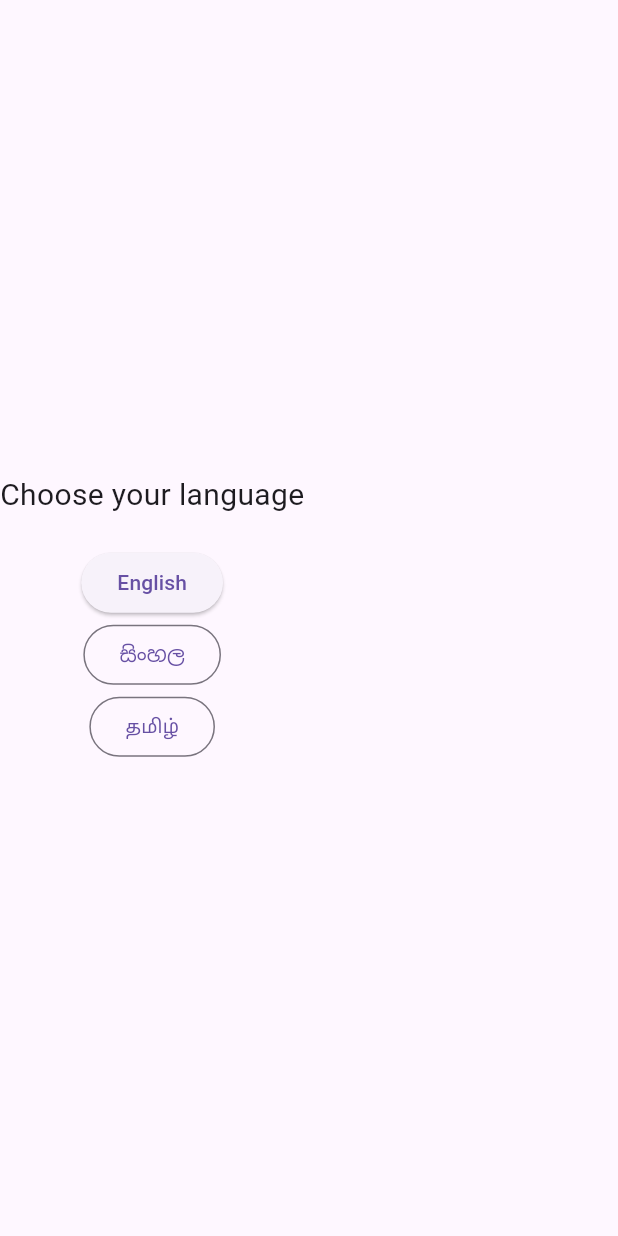
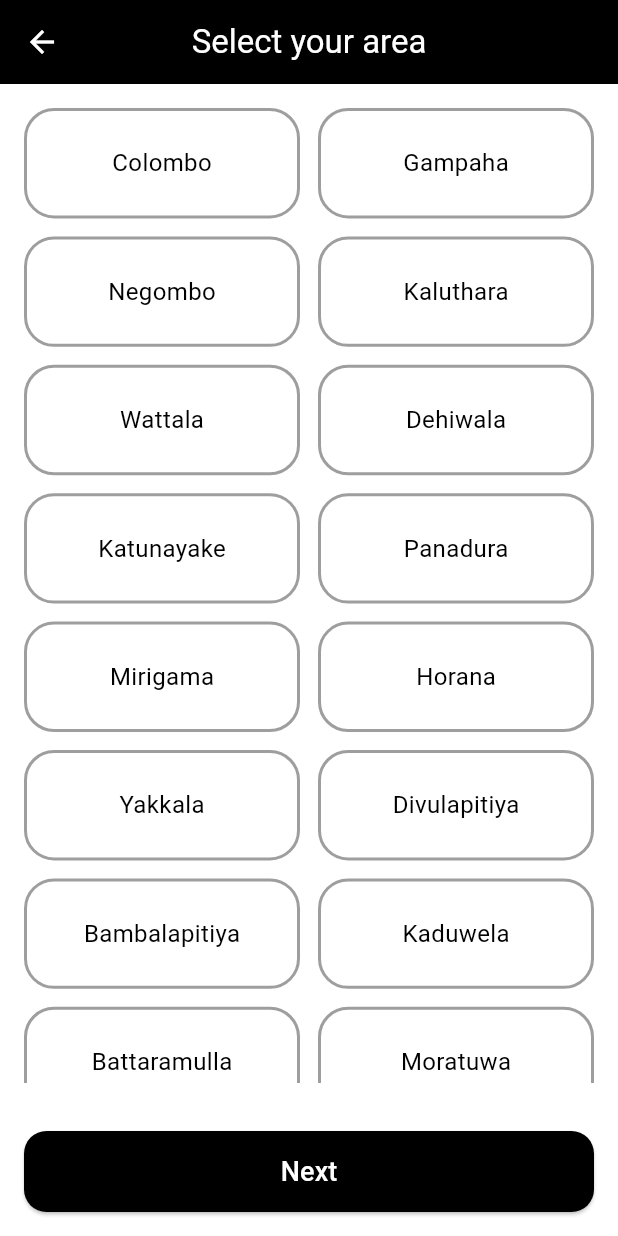
Before and after one commit to HeshSlater/navi_go, a Flutter app: the LanguageScreen screen opened directly, after a tap on "English", on a phone screen of 412 x 824 dp. Run offline on Flutter 3.47's test engine with Material 3 defaults, Android fonts, the phone set to English and light mode, and no system bars; Roboto replaces fonts that are missing (Poppins).

Commit message:
Updated the welcome page, made the language page and area page.

```diff
--- a/lib/screens/area.dart
+++ b/lib/screens/area.dart
@@ -0,0 +1,139 @@
+import 'package:flutter/material.dart';
+
+/// Translations for areas
+final Map<String, List<String>> areaTranslations = {
+  "en": [
+    "Colombo", "Gampaha", "Negombo", "Kaluthara", "Wattala",
+    "Dehiwala", "Katunayake", "Panadura", "Mirigama", "Horana",
+    "Yakkala", "Divulapitiya", "Bambalapitiya", "Kaduwela",
+    "Battaramulla", "Moratuwa", "Maharagama", "Kelaniya",
+    "Homagama", "Borella", "Aluthgama", "Ja-Ela",
+    "Dodangoda", "Minuwangoda", "Biyagama"
+  ],
+  "si": [
+    "කොළඹ", "ගම්පහ", "නේගොම්බෝ", "කළුතර", "වැටල",
+    "දෙහිවල", "කතුනායක", "පානදුර", "මිරිගම", "හොරන",
+    "යක්කල", "දිවුලපිටිය", "බම්බලපිටිය", "කඩුවැල",
+    "බත්තරමුල්ල", "මොරටුව", "මහරගම", "කැලණිය",
+    "හොමාගම", "බොරැල්ල", "අලුත්ගම", "ජාඇල",
+    "දොඩන්ගොඩ", "මිනුවන්ගොඩ", "බියගම"
+  ],
+  "ta": [
+    "கொழும்பு", "கம்பஹா", "நெகோம்போ", "களுத்துறை", "வட்டள",
+    "தேஹிவளை", "கடுநாயக்க", "பானதுர", "மிரிகம", "ஹோரண",
+    "யக்கல", "திவுலபிடிய", "பம்பலப்பிட்டிய", "கடுவெல",
+    "பத்தரமுல்ல", "மொரட்டுவ", "மகரகம", "கேளணிய",
+    "ஹோமாகம", "பொரெல்ல", "அலுத்தகம", "ஜா-எல",
+    "தொடங்கொட", "மினுவன்கொட", "பியகம"
+  ],
+};
+
+class AreaScreen extends StatefulWidget {
+  final String language; // "en", "si", "ta"
+
+  const AreaScreen({super.key, required this.language});
+
+  @override
+  State<AreaScreen> createState() => _AreaScreenState();
+}
+
+class _AreaScreenState extends State<AreaScreen> {
+  String? selectedArea;
+
+  @override
+  Widget build(BuildContext context) {
+    final areas = areaTranslations[widget.language] ?? areaTranslations["en"]!;
+
+    return Scaffold(
+      backgroundColor: Colors.white,
+      appBar: AppBar(
+        title: Text(
+          widget.language == "en"
+              ? "Select your area"
+              : widget.language == "si"
+              ? "ඔබගේ ප්‍රදේශය තෝරන්න"
+              : "உங்கள் பகுதியைத் தேர்ந்தெடுக்கவும்",
+        ),
+        backgroundColor: Colors.black,
+        foregroundColor: Colors.white,
+        centerTitle: true,
+      ),
+      body: Padding(
+        padding: const EdgeInsets.all(16.0),
+        child: GridView.builder(
+          gridDelegate: const SliverGridDelegateWithFixedCrossAxisCount(
+            crossAxisCount: 2, // 2 columns
+            crossAxisSpacing: 12,
+            mainAxisSpacing: 12,
+            childAspectRatio: 2.5, // wider buttons
+          ),
+          itemCount: areas.length,
+          itemBuilder: (context, index) {
+            final area = areas[index];
+            final isSelected = selectedArea == area;
+
+            return GestureDetector(
+              onTap: () {
+                setState(() {
+                  selectedArea = area;
+                });
+              },
+              child: Container(
+                alignment: Alignment.center,
+                decoration: BoxDecoration(
+                  color: isSelected ? Colors.black : Colors.white,
+                  borderRadius: BorderRadius.circular(20),
+                  border: Border.all(
+                    color: isSelected ? Colors.black : Colors.grey,
+                    width: 2,
+                  ),
+                ),
+                child: Text(
+                  area,
+                  style: TextStyle(
+                    color: isSelected ? Colors.white : Colors.black,
+                    fontSize: 16,
+                    fontFamily: "Poppins",
+                    fontWeight: FontWeight.w400,
+                  ),
+                ),
+              ),
+            );
+          },
+        ),
+      ),
+      bottomNavigationBar: Padding(
+        padding: const EdgeInsets.all(16.0),
+        child: ElevatedButton(
+          style: ElevatedButton.styleFrom(
+            backgroundColor: Colors.black,
+            shape: RoundedRectangleBorder(
+              borderRadius: BorderRadius.circular(15),
+            ),
+            padding: const EdgeInsets.symmetric(vertical: 14),
+          ),
+          onPressed: () {
+            if (selectedArea != null) {
+              // Navigate to the next screen
+              ScaffoldMessenger.of(context).showSnackBar(
+                SnackBar(content: Text("Selected Area: $selectedArea")),
+              );
+            } else {
+              ScaffoldMessenger.of(context).showSnackBar(
+                const SnackBar(content: Text("Please select an area")),
+              );
+            }
+          },
+          child: Text(
+            widget.language == "en"
+                ? "Next"
+                : widget.language == "si"
+                ? "ඊළඟ"
+                : "அடுத்தது",
+            style: const TextStyle(fontSize: 18, color: Colors.white),
+          ),
+        ),
+      ),
+    );
+  }
+}
--- a/lib/screens/language.dart
+++ b/lib/screens/language.dart
@@ -7,34 +7,121 @@ class LanguageScreen extends StatelessWidget {
   @override
   Widget build(BuildContext context) {
     return Scaffold(
+      backgroundColor: Colors.white,
       body: SafeArea(
+        child: Padding(
+          padding: const EdgeInsets.all(24.0),
           child: Column(
             mainAxisAlignment: MainAxisAlignment.center,
             children: [
+              // Title
               const Text(
                 "Choose your language",
-              style: TextStyle(fontSize: 20),
+                textAlign: TextAlign.center,
+                style: TextStyle(
+                  fontSize: 26,
+                  fontWeight: FontWeight.bold,
+                  fontFamily: 'Poppins',
                 ),
+              ),
+
+              const SizedBox(height: 40),
+
+              // English button
+              SizedBox(
+                width: double.infinity,
+                height: 50,
+                child: ElevatedButton(
+                  style: ElevatedButton.styleFrom(
+                    backgroundColor: Colors.black,
+                    shape: RoundedRectangleBorder(
+                      borderRadius: BorderRadius.circular(20),
+                    ),
+                  ),
+                  onPressed: () {
+                    Navigator.push(
+                      context,
+                      MaterialPageRoute(
+                        builder: (context) => const AreaScreen(language: 'en'), // Added language parameter
+                      ),
+                    );
+                  },
+                  child: const Text(
+                    "English",
+                    style: TextStyle(
+                      color: Colors.white,
+                      fontSize: 18,
+                      fontFamily: 'Poppins',
+                    ),
+                  ),
+                ),
+              ),
+
               const SizedBox(height: 20),
 
-            // English Button
-            ElevatedButton(
-              onPressed: () {},
-              child: const Text("English"),
+              // Sinhala button
+              SizedBox(
+                width: double.infinity,
+                height: 50,
+                child: OutlinedButton(
+                  style: OutlinedButton.styleFrom(
+                    side: const BorderSide(color: Colors.grey, width: 2),
+                    shape: RoundedRectangleBorder(
+                      borderRadius: BorderRadius.circular(20),
+                    ),
+                  ),
+                  onPressed: () {
+                    Navigator.push(
+                      context,
+                      MaterialPageRoute(
+                        builder: (context) => const AreaScreen(language: 'si'), // Added language parameter
+                      ),
+                    );
+                  },
+                  child: const Text(
+                    "සිංහල",
+                    style: TextStyle(
+                      color: Colors.black,
+                      fontSize: 18,
+                      fontFamily: 'Poppins',
+                    ),
+                  ),
+                ),
               ),
 
-            // Sinhala Button
-            OutlinedButton(
-              onPressed: () {},
-              child: const Text("සිංහල"),
+              const SizedBox(height: 20),
+
+              // Tamil button
+              SizedBox(
+                width: double.infinity,
+                height: 50,
+                child: OutlinedButton(
+                  style: OutlinedButton.styleFrom(
+                    side: const BorderSide(color: Colors.grey, width: 2),
+                    shape: RoundedRectangleBorder(
+                      borderRadius: BorderRadius.circular(20),
                     ),
-
-            // Tamil Button
-            OutlinedButton(
-              onPressed: () {},
-              child: const Text("தமிழ்"),
+                  ),
+                  onPressed: () {
+                    Navigator.push(
+                      context,
+                      MaterialPageRoute(
+                        builder: (context) => const AreaScreen(language: 'ta'), // Added language parameter
+                      ),
+                    );
+                  },
+                  child: const Text(
+                    "தமிழ்",
+                    style: TextStyle(
+                      color: Colors.black,
+                      fontSize: 18,
+                      fontFamily: 'Poppins',
+                    ),
+                  ),
+                ),
               ),
             ],
+          ),
         ),
       ),
     );
```
Also changed, not shown: 1 other file. Lines whose indentation alone changed are shown as unchanged.
